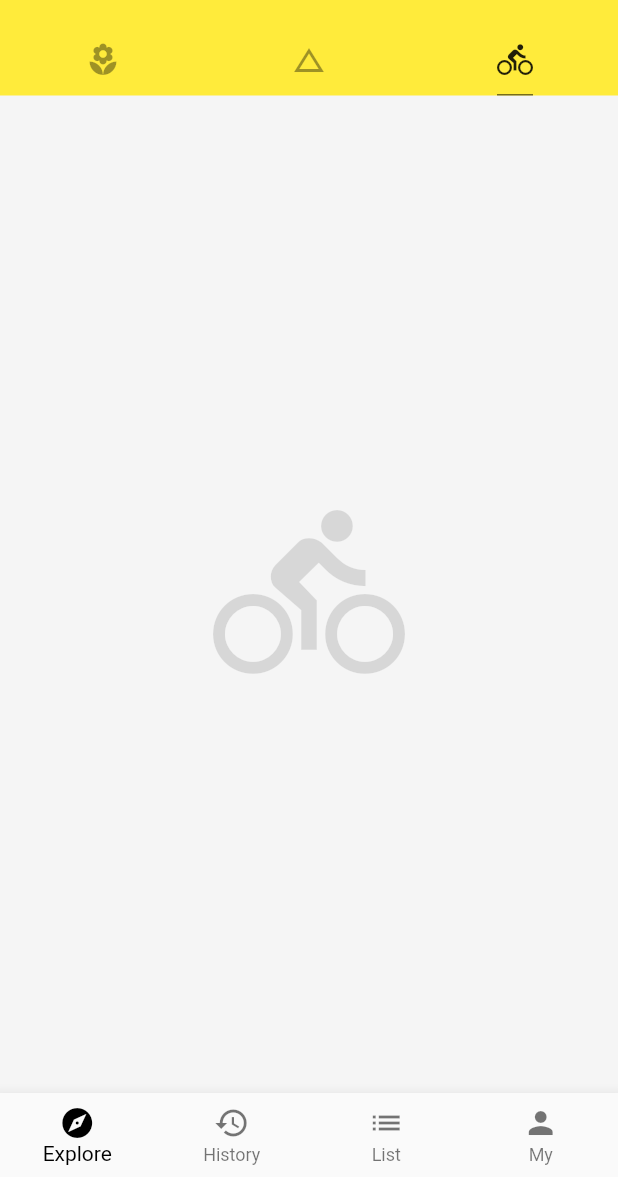
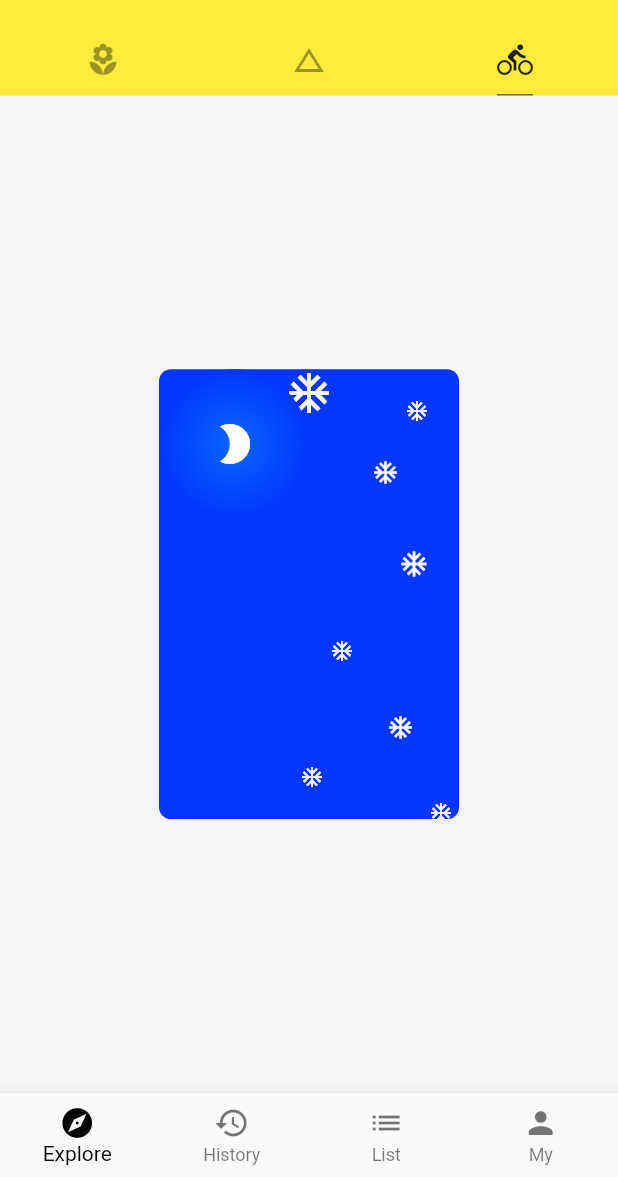
Before and after one commit to tck8888/flutter_study, a Flutter app: the screen it shows after launch, tab 3 chosen, on a phone screen of 412 x 824 dp, the part 59-1236 px from its top. Run offline on Flutter 3.47's test engine with Material 2 defaults, Android fonts, the phone set to English and light mode, and no system bars; network calls fail.

Commit message:
stack学习

```diff
--- a/lib/main.dart
+++ b/lib/main.dart
@@ -3,6 +3,7 @@ import 'package:flutter_study/study_widget/drawer_study.dart';
 import 'package:flutter_study/study_widget/bottom_navigation_bar_study.dart';
 import 'package:flutter_study/study_widget/list_view_study.dart';
 import 'package:flutter_study/study_widget/basic_study.dart';
+import 'package:flutter_study/study_widget/layout_study.dart';
 
 void main() => runApp(MyApp());
 
@@ -62,11 +63,7 @@ class Home extends StatelessWidget {
           body: TabBarView(children: [
             ListViewStudy(),
             BasicStudy(),
-            Icon(
-              Icons.directions_bike,
-              size: 128.0,
-              color: Colors.black12,
-            ),
+          LayoutStudy()
           ]),
           drawer: DrawerStudy(),
           bottomNavigationBar: BottomNavigationBarStudy(),
--- /dev/null
+++ b/lib/study_widget/layout_study.dart
@@ -0,0 +1,111 @@
+import 'package:flutter/material.dart';
+
+class LayoutStudy extends StatelessWidget {
+  @override
+  Widget build(BuildContext context) {
+    return Container(
+      child: Column(
+        mainAxisAlignment: MainAxisAlignment.center,
+        children: <Widget>[
+          Stack(
+            alignment: Alignment.topLeft,
+            children: <Widget>[
+              SizedBox(
+                width: 200,
+                height: 300,
+                child: Container(
+                  alignment: Alignment.topCenter,
+                  child: Icon(
+                    Icons.ac_unit,
+                    color: Colors.white,
+                    size: 32,
+                  ),
+                  decoration: BoxDecoration(
+                      color: Color.fromRGBO(3, 54, 255, 1.0),
+                      borderRadius: BorderRadius.circular(8.0)),
+                ),
+              ),
+              SizedBox(
+                height: 32,
+              ),
+              SizedBox(
+                width: 100,
+                height: 100,
+                child: Container(
+                  child: Icon(
+                    Icons.brightness_2,
+                    color: Colors.white,
+                    size: 32,
+                  ),
+                  decoration: BoxDecoration(
+                    shape: BoxShape.circle,
+                      gradient: RadialGradient(colors: [
+                         Color.fromRGBO(7, 102, 255, 1.0),
+                         Color.fromRGBO(3, 54, 255, 1.0),
+                      ]),
+                      color: Color.fromRGBO(3, 54, 255, 1.0),),
+                ),
+              ),
+              Positioned(
+                right: 20.0,
+                top: 20.0,
+                child: Icon(Icons.ac_unit, color: Colors.white, size: 16.0),
+              ),
+              Positioned(
+                right: 40.0,
+                top: 60.0,
+                child: Icon(Icons.ac_unit, color: Colors.white, size: 18.0),
+              ),
+              Positioned(
+                right: 20.0,
+                top: 120.0,
+                child: Icon(Icons.ac_unit, color: Colors.white, size: 20.0),
+              ),
+              Positioned(
+                right: 70.0,
+                top: 180.0,
+                child: Icon(Icons.ac_unit, color: Colors.white, size: 16.0),
+              ),
+              Positioned(
+                right: 30.0,
+                top: 230.0,
+                child: Icon(Icons.ac_unit, color: Colors.white, size: 18.0),
+              ),
+              Positioned(
+                right: 90.0,
+                bottom: 20.0,
+                child: Icon(Icons.ac_unit, color: Colors.white, size: 16.0),
+              ),
+              Positioned(
+                right: 4.0,
+                bottom: -4.0,
+                child: Icon(Icons.ac_unit, color: Colors.white, size: 16.0),
+              ),
+            ],
+          ),
+        ],
+      ),
+    );
+  }
+}
+
+class IconBadge extends StatelessWidget {
+  final IconData icon;
+  final double size;
+
+  IconBadge(this.icon, {key, this.size = 32.0}) : super(key: key);
+
+  @override
+  Widget build(BuildContext context) {
+    return Container(
+      width: size + 60,
+      height: size + 60,
+      color: Color.fromRGBO(3, 54, 255, 1.0),
+      child: Icon(
+        icon,
+        size: size,
+        color: Colors.white,
+      ),
+    );
+  }
+}
```
